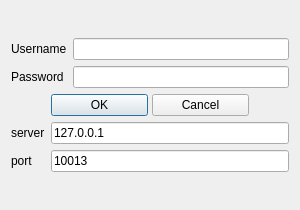
Above: Client/logindialog.ui from czimbortibor/linux-chat-application before the change. Below: the same form after it.
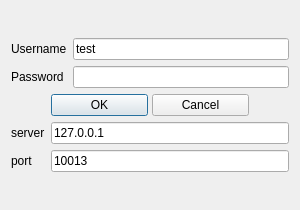
That is the form after the change.

What changed in the file:
```diff
--- a/Client/logindialog.ui
+++ b/Client/logindialog.ui
@@ -32,7 +32,11 @@
         </widget>
        </item>
        <item row="0" column="1">
-        <widget class="QLineEdit" name="editUsername"/>
+        <widget class="QLineEdit" name="editUsername">
+         <property name="text">
+          <string>test</string>
+         </property>
+        </widget>
        </item>
        <item row="1" column="0">
         <widget class="QLabel" name="lblPassword">
```
